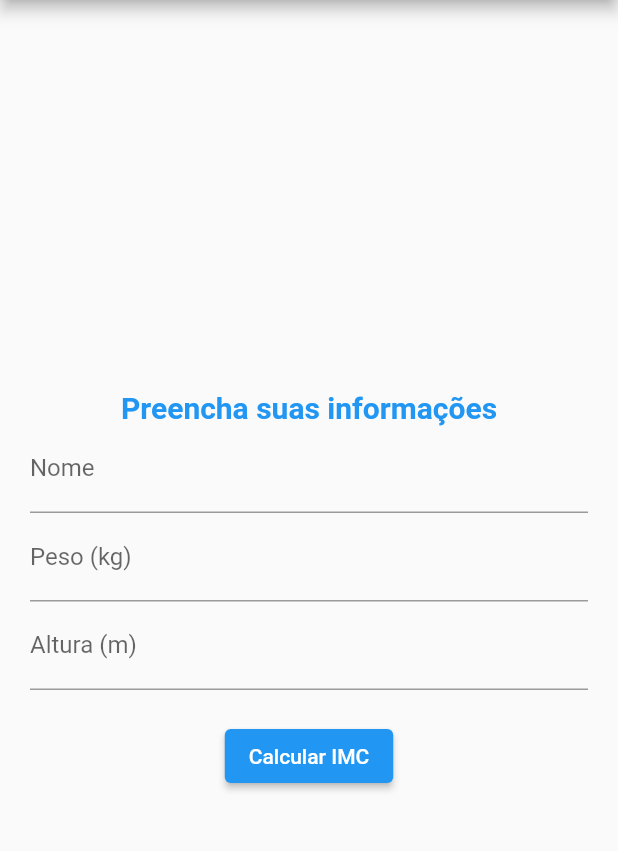
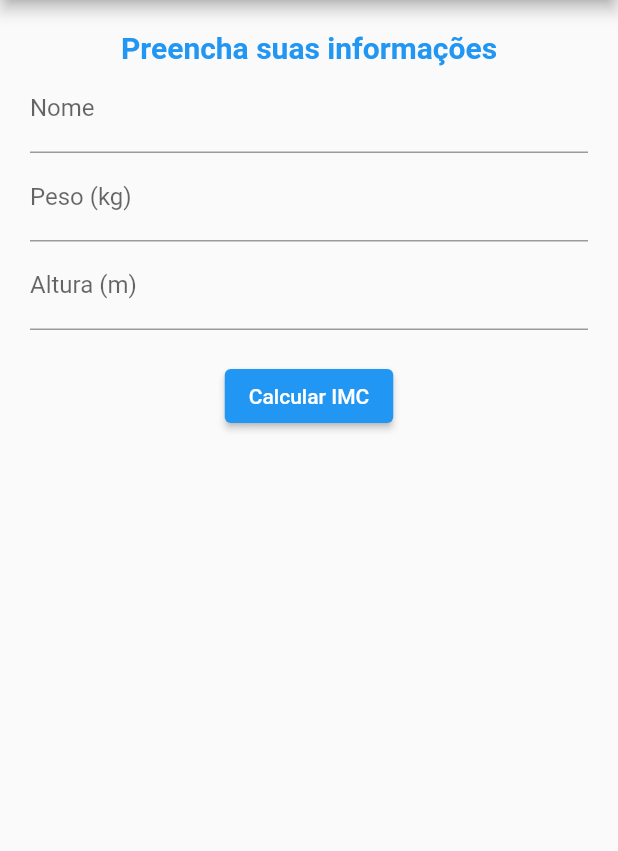
Before and after one commit to Demysdcl/app_imc_flutter, a Flutter app: the screen it shows after launch, on a phone screen of 412 x 824 dp, the part 84-935 px from its top. Run offline on Flutter 3.47's test engine with Material 2 defaults, Android fonts, the phone set to English and light mode, and no system bars.

```diff
--- a/lib/main.dart
+++ b/lib/main.dart
@@ -1,8 +1,5 @@
-import 'package:app_imc/model/pessoa.dart';
-import 'package:app_imc/shared/widgets/imc_resultados.dart';
-import 'package:app_imc/utils/interpretador_imc.dart';
+import 'package:app_imc/shared/widgets/imc_form.dart';
 import 'package:flutter/material.dart';
-import 'package:intl/intl.dart';
 
 void main() {
   runApp(const AppIMC());
@@ -31,92 +28,12 @@ class MyHomePage extends StatefulWidget {
 }
 
 class _MyHomePageState extends State<MyHomePage> {
-  var nomeController = TextEditingController();
-  var pesoController = TextEditingController();
-  var alturaController = TextEditingController();
-  var formatter = NumberFormat("#,##0.00", "pt_BR");
-  Pessoa pessoa = Pessoa('', 0, 0);
-
-  String resultado = "";
-  double imc = 0;
-
-  void calcularResultado() {
-    try {
-      setState(() {
-        pessoa = Pessoa(
-          nomeController.text,
-          double.parse(pesoController.text),
-          double.parse(alturaController.text),
-        );
-        imc = pessoa.calcularIMC();
-        resultado = interpretarIMC(imc);
-      });
-
-      nomeController.clear();
-      pesoController.clear();
-      alturaController.clear();
-    } catch (exception) {
-      setState(() {
-        resultado = "Erro nos dados inseridos";
-      });
-    }
-  }
-
   @override
   Widget build(BuildContext context) {
     return Scaffold(
-      appBar: AppBar(
-        title: const Text('Calculadora de IMC'),
-      ),
-      body: SingleChildScrollView(
-        child: ConstrainedBox(
-          constraints:
-              BoxConstraints(minHeight: MediaQuery.of(context).size.height),
-          child: Padding(
-              padding: const EdgeInsets.all(20),
-              child: Center(
-                child: Column(
-                  mainAxisAlignment: MainAxisAlignment.center,
-                  children: <Widget>[
-                    const Text(
-                      'Preencha suas informações',
-                      style: TextStyle(
-                          color: Colors.blue,
-                          fontSize: 20,
-                          fontWeight: FontWeight.bold),
-                    ),
-                    TextField(
-                      key: const Key('nome'),
-                      controller: nomeController,
-                      decoration: const InputDecoration(labelText: 'Nome'),
-                    ),
-                    TextField(
-                      key: const Key('peso'),
-                      controller: pesoController,
-                      keyboardType: TextInputType.number,
-                      decoration: const InputDecoration(labelText: 'Peso (kg)'),
-                    ),
-                    TextField(
-                      key: const Key('altura'),
-                      controller: alturaController,
-                      keyboardType: TextInputType.number,
-                      decoration:
-                          const InputDecoration(labelText: 'Altura (m)'),
-                    ),
-                    const SizedBox(height: 20),
-                    ElevatedButton(
-                      onPressed: calcularResultado,
-                      child: const Text('Calcular IMC'),
-                    ),
-                    const SizedBox(height: 20),
-                    imc == 0
-                        ? const Text('')
-                        : ImcResultados(imc, resultado, pessoa.nome),
-                  ],
-                ),
-              )),
+        appBar: AppBar(
+          title: const Text('Calculadora de IMC'),
         ),
-      ),
-    );
+        body: const ImcForm());
   }
 }
--- /dev/null
+++ b/lib/module/resultado/resultado.dart
@@ -0,0 +1,11 @@
+class Resultado {
+  final String _nome;
+  final double _imc;
+  final String _resultado;
+
+  Resultado(this._nome, this._imc, this._resultado);
+
+  get nome => _nome;
+  get imc => _imc;
+  get resultado => _resultado;
+}
--- /dev/null
+++ b/lib/module/resultado/resultado_repository.dart
@@ -0,0 +1,15 @@
+import 'package:app_imc/module/resultado/resultado.dart';
+
+class ResultadoRepository {
+  final List<Resultado> _resultados = [];
+
+  Future<List<Resultado>> getResultados() async {
+    Future.delayed(const Duration(seconds: 300));
+    return _resultados;
+  }
+
+  Future<void> addResultado(Resultado resultado) async {
+    Future.delayed(const Duration(seconds: 300));
+    _resultados.add(resultado);
+  }
+}
--- /dev/null
+++ b/lib/shared/widgets/imc_form.dart
@@ -0,0 +1,112 @@
+import 'package:app_imc/module/pessoa/pessoa.dart';
+import 'package:app_imc/module/resultado/resultado.dart';
+import 'package:app_imc/module/resultado/resultado_repository.dart';
+import 'package:app_imc/shared/widgets/imc_resultado.dart';
+import 'package:app_imc/shared/widgets/lista_resultados.dart';
+import 'package:app_imc/utils/interpretador_imc.dart';
+import 'package:flutter/material.dart';
+import 'package:intl/intl.dart';
+
+class ImcForm extends StatefulWidget {
+  const ImcForm({super.key});
+
+  @override
+  State<ImcForm> createState() => _ImcFormState();
+}
+
+class _ImcFormState extends State<ImcForm> {
+  var nomeController = TextEditingController();
+  var pesoController = TextEditingController();
+  var alturaController = TextEditingController();
+  var formatter = NumberFormat("#,##0.00", "pt_BR");
+  var pessoa = Pessoa('', 0, 0);
+  var repository = ResultadoRepository();
+  List<Resultado> resultados = [];
+
+  String resultado = "";
+  double imc = 0;
+
+  _ImcFormState();
+
+  void calcularResultado() async {
+    try {
+      setState(() {
+        pessoa = Pessoa(
+          nomeController.text,
+          double.parse(pesoController.text),
+          double.parse(alturaController.text),
+        );
+        imc = pessoa.calcularIMC();
+        resultado = interpretarIMC(imc);
+      });
+
+      repository.addResultado(Resultado(pessoa.nome, imc, resultado));
+      resultados = await repository.getResultados();
+      setState(() {});
+      nomeController.clear();
+      pesoController.clear();
+      alturaController.clear();
+    } catch (exception) {
+      setState(() {
+        resultado = "Erro nos dados inseridos";
+      });
+    }
+  }
+
+  @override
+  Widget build(BuildContext context) {
+    return SafeArea(
+      child: SingleChildScrollView(
+        child: ConstrainedBox(
+            constraints:
+                BoxConstraints(minHeight: MediaQuery.of(context).size.height),
+            child: Padding(
+              padding: const EdgeInsets.all(20),
+              child: Column(
+                mainAxisAlignment: MainAxisAlignment.start,
+                children: <Widget>[
+                  const Text(
+                    'Preencha suas informações',
+                    style: TextStyle(
+                        color: Colors.blue,
+                        fontSize: 20,
+                        fontWeight: FontWeight.bold),
+                  ),
+                  TextField(
+                    key: const Key('nome'),
+                    controller: nomeController,
+                    decoration: const InputDecoration(labelText: 'Nome'),
+                  ),
+                  TextField(
+                    key: const Key('peso'),
+                    controller: pesoController,
+                    keyboardType: TextInputType.number,
+                    decoration: const InputDecoration(labelText: 'Peso (kg)'),
+                  ),
+                  TextField(
+                    key: const Key('altura'),
+                    controller: alturaController,
+                    keyboardType: TextInputType.number,
+                    decoration: const InputDecoration(labelText: 'Altura (m)'),
+                  ),
+                  const SizedBox(height: 20),
+                  ElevatedButton(
+                    onPressed: () {
+                      calcularResultado();
+                      showModalBottomSheet(
+                          shape: RoundedRectangleBorder(
+                              borderRadius: BorderRadius.circular(10)),
+                          context: context,
+                          builder: (BuildContext bc) =>
+                              ImcResultados(imc, resultado, pessoa.nome));
+                    },
+                    child: const Text('Calcular IMC'),
+                  ),
+                  ListResultados(resultados)
+                ],
+              ),
+            )),
+      ),
+    );
+  }
+}
```
Also changed, not shown: lib/shared/widgets/imc_resultado.dart (added, +57 -0 lines), lib/shared/widgets/imc_resultados.dart (deleted, +0 -38 lines), lib/shared/widgets/lista_resultados.dart (added, +21 -0 lines), lib/module/pessoa/pessoa.dart (renamed from lib/model/pessoa.dart).
